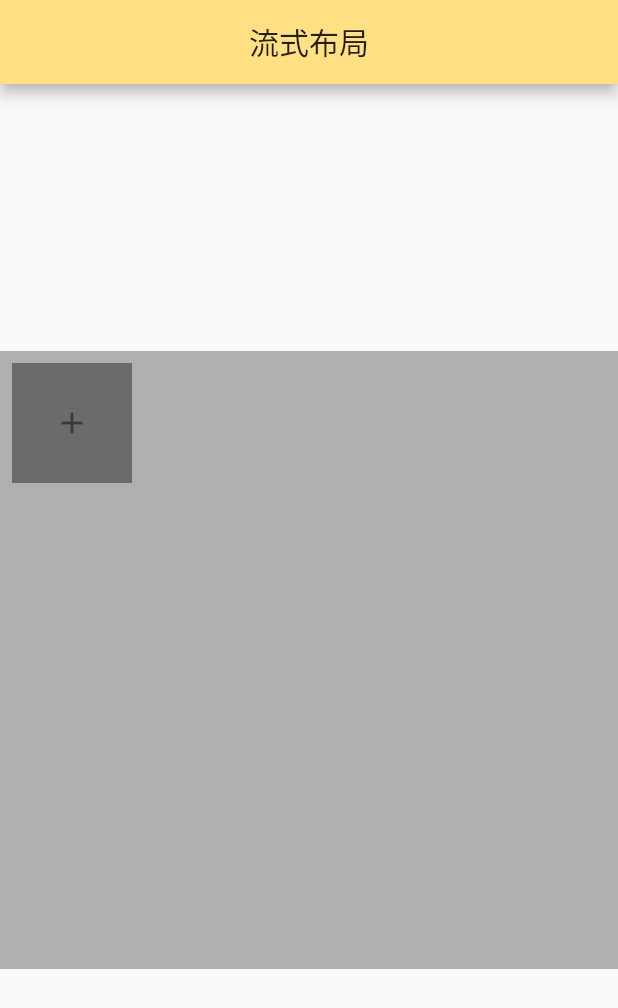
After one commit to ZHughZhang/flutter_demo, a Flutter app: the screen it shows after launch, after a tap on "流式布局", on a phone screen of 412 x 824 dp. The commit adds this screen. Shown: the top 1008 px of the screen. Run offline on Flutter 3.47's test engine with Material 2 defaults, Android fonts, the phone set to English and light mode, and no system bars; network calls fail.

Commit message:
流式布局

```diff
--- a/flutter_demo/lib/main.dart
+++ b/flutter_demo/lib/main.dart
@@ -5,6 +5,7 @@ import 'route_animation/page/route_page1.dart';
 import 'effect/frosted_glass.dart';
 import 'nav/topNav/TopNavWidget.dart';
 import 'search/search_bar.dart';
+import 'wraplayout/wrap_layout.dart';
 
 void main() => runApp(MyApp());
 
@@ -134,9 +135,9 @@ class _Mainpage extends StatelessWidget {
                     },
                   ) ,
                 ),
-              /* Expanded(
+               Expanded(
                   child:RaisedButton(
-                    child: Text('底部导航栏',
+                    child: Text('流式布局',
                       style: TextStyle(
                           color: Colors.black12,
                           fontSize: 20.0,
@@ -144,10 +145,12 @@ class _Mainpage extends StatelessWidget {
                       ),
                     ),
                     onPressed: (){
-                          (context) => BottomNavWidget();
+
+
+                          Navigator.of(context).push(MaterialPageRoute(builder:(context) => wrap_layout() ));
                     },
                   ) ,
-                ),*/
+                ),
             ],
           )
       ),
--- /dev/null
+++ b/flutter_demo/lib/wraplayout/wrap_layout.dart
@@ -0,0 +1,109 @@
+import 'package:flutter/material.dart';
+
+class wrap_layout extends StatelessWidget {
+	@override
+	Widget build(BuildContext context) {
+		return MaterialApp(
+			title: '流式布局',
+			theme: ThemeData(
+					primarySwatch: Colors.amber
+			),
+			home: Scaffold(
+				appBar: AppBar(
+					title: Text('流式布局'),
+					backgroundColor: Colors.amber[200],
+					centerTitle: true,
+				),
+				body: wrap_layout_widget(),
+			),
+
+		);
+	}
+}
+
+
+class wrap_layout_widget extends StatefulWidget {
+
+	@override
+	_wrap_layout_widgetState createState() => _wrap_layout_widgetState();
+}
+
+class _wrap_layout_widgetState extends State<wrap_layout_widget> {
+
+	List<Widget> list_widget;
+
+
+	@override
+	void initState() {
+		super.initState();
+		list_widget = List()
+			..add(buildAddButton());
+	}
+
+	@override
+	Widget build(BuildContext context) {
+		final width = MediaQuery
+				.of(context)
+				.size
+				.width; //获取屏幕的宽度
+		final height = MediaQuery
+				.of(context)
+				.size
+				.height; //获取屏幕的高度
+
+		return Container(
+			child: Center(
+				child: Opacity(
+					opacity: 0.8,
+					child:Container(
+						width: width,
+						height: height/2,
+						color: Colors.grey,
+						child: Wrap(
+							children: list_widget,
+							spacing: 26.0,
+						),
+					),
+				),
+			),
+		);
+	}
+
+
+	Widget buildAddButton() {
+		return GestureDetector(
+			onTap: () {
+				if (list_widget.length <= 9) {
+					setState(() {
+						list_widget.insert(list_widget.length - 1, buildPhoto());
+					});//设置实时绑定
+
+				}
+			},
+			child: Padding(
+				padding: const EdgeInsets.all(8.0),
+				child: Container(
+					width: 80.0,
+					height: 80.0,
+					color: Colors.black54,
+					child: Icon(Icons.add),
+				),
+			),
+		);
+	}
+
+
+	Widget buildPhoto() {
+		return Padding(
+			padding: const EdgeInsets.all(8.0),
+			child: Container(
+				width: 80.0,
+				height: 80.0,
+				color: Colors.amber,
+				child: Center(
+					child: Text('照骗'),
+				),
+			),
+		);
+	}
+}
```
